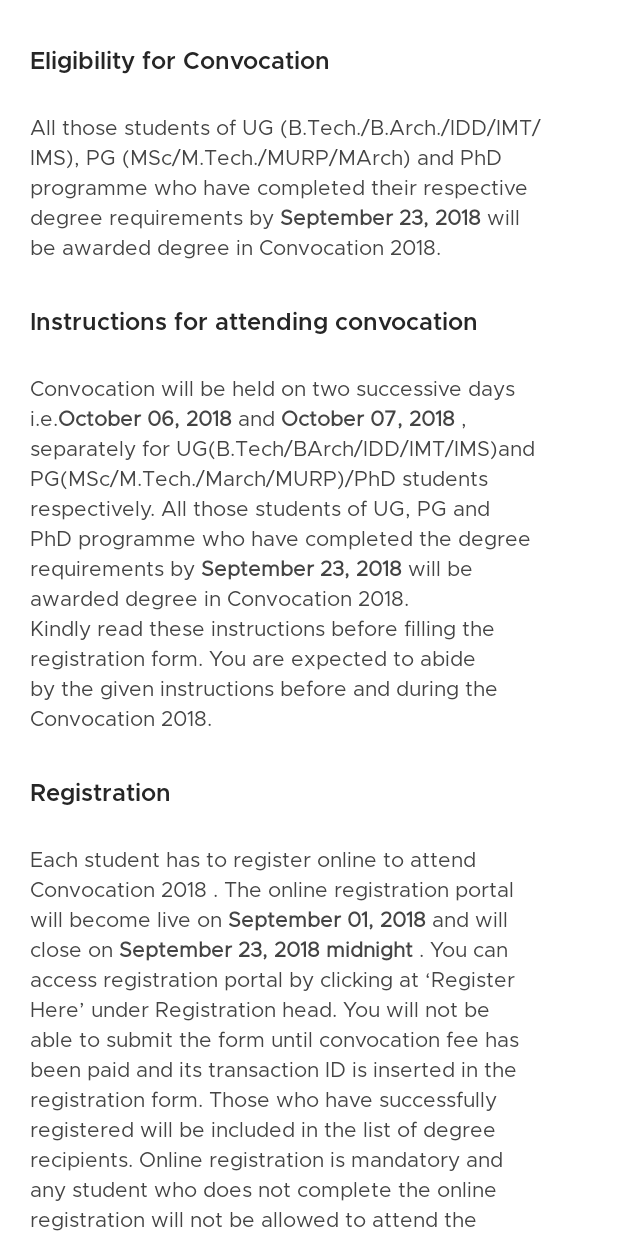
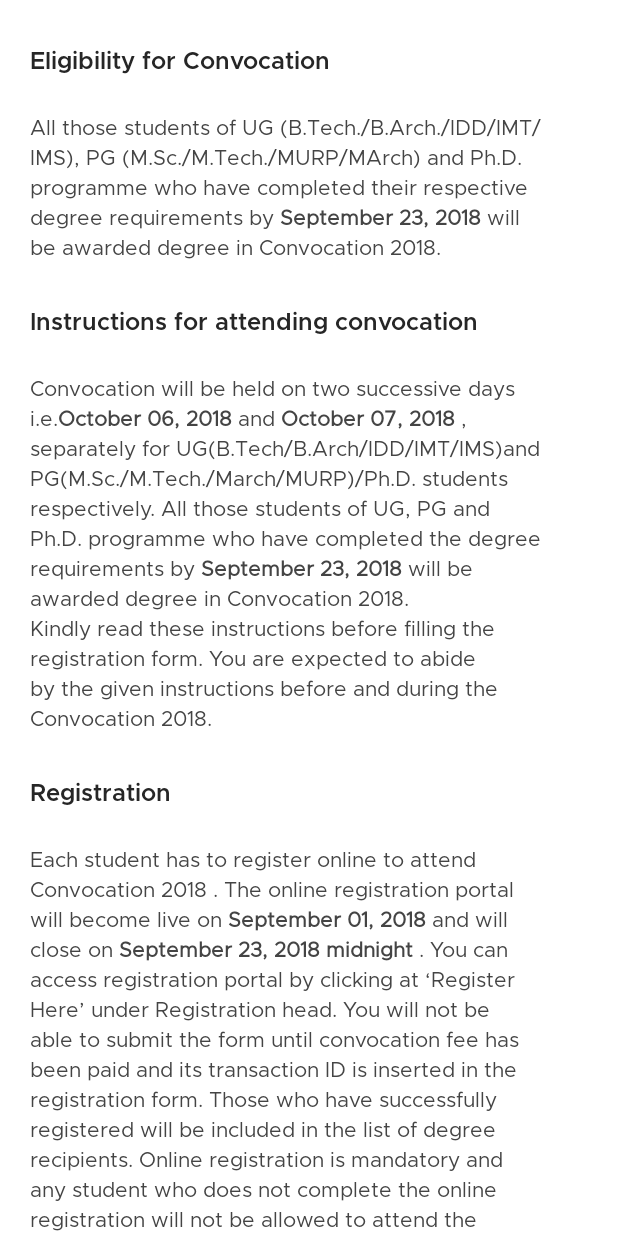
Before and after one commit to mdg-iitr/convocation-android, an Android app: the layout fragment_instructions.xml on its own in the app's theme, with its tools: preview values and no code run, on a phone screen of 412 x 824 dp. Run offline under Robolectric (Android 15) with nearby library versions, the phone set to English and light mode, and no system bars; network calls fail.

Commit message:
Updates instructions'

```diff
--- a/app/src/main/res/values/strings.xml
+++ b/app/src/main/res/values/strings.xml
@@ -17,7 +17,7 @@
     <string name="action_feedback">Feedback</string>
     <string name="B.Tech">B.Tech &amp; IDD</string>
     <string name="mTech">M.Tech</string>
-    <string name="phd">PhD</string>
+    <string name="phd">Ph.D.</string>
     <string name="management">Management</string>
     <string name="name">Name</string>
     <string name="enrollment">Enrollment No.</string>
@@ -80,10 +80,10 @@
     <string name="default_notification_channel_id">default_channel</string>
 
     <string name="instructions_eligibility_title">Eligibility for Convocation</string>
-    <string name="instructions_eligibility_body">All those students of UG (B.Tech./B.Arch./IDD/IMT/IMS), PG (MSc/M.Tech./MURP/MArch) and PhD programme who have completed their respective degree requirements by <b>September 23, 2018</b> will be awarded degree in Convocation 2018.</string>
+    <string name="instructions_eligibility_body">All those students of UG (B.Tech./B.Arch./IDD/IMT/IMS), PG (M.Sc./M.Tech./MURP/MArch) and Ph.D. programme who have completed their respective degree requirements by <b>September 23, 2018</b> will be awarded degree in Convocation 2018.</string>
 
     <string name="instructions_attending_title">Instructions for attending convocation</string>
-    <string name="instructions_attending_body">Convocation will be held on two successive days i.e.<b>October 06, 2018</b> and <b>October 07, 2018</b> , separately for UG(B.Tech/BArch/IDD/IMT/IMS)and PG(MSc/M.Tech./March/MURP)/PhD students respectively. All those students of UG, PG and PhD programme who have completed the degree requirements by <b>September 23, 2018</b> will be awarded degree in Convocation 2018.\nKindly read these instructions before filling the registration form. You are expected to abide by the given instructions before and during the Convocation 2018.</string>
+    <string name="instructions_attending_body">Convocation will be held on two successive days i.e.<b>October 06, 2018</b> and <b>October 07, 2018</b> , separately for UG(B.Tech/B.Arch/IDD/IMT/IMS)and PG(M.Sc./M.Tech./March/MURP)/Ph.D. students respectively. All those students of UG, PG and Ph.D. programme who have completed the degree requirements by <b>September 23, 2018</b> will be awarded degree in Convocation 2018.\nKindly read these instructions before filling the registration form. You are expected to abide by the given instructions before and during the Convocation 2018.</string>
 
     <string name="instructions_registration_title">Registration</string>
     <string name="instructions_registration_body">Each student has to register online to attend Convocation 2018 . The online registration portal will become live on <b>September 01, 2018</b> and will close on <b>September 23, 2018 midnight</b> . You can access registration portal by clicking at ‘Register Here’ under Registration head. You will not be able to submit the form until convocation fee has been paid and its transaction ID is inserted in the registration form. Those who have successfully registered will be included in the list of degree recipients. Online registration is mandatory and any student who does not complete the online registration will not be allowed to attend the Convocation even if he/she physically reports for the same.</string>
@@ -93,11 +93,11 @@
 
     <string name="instructions_mandatory_title">Mandatory</string>
     <string name="instructions_mandatory_body">
-        1. All UG students are expected to reach institute latest by <b>October 05, 2018</b> morning. All PG/PhD students are expected to reach institute latest by <b>October 06, 2018</b> morning.
+        1. All UG students are expected to reach institute latest by <b>October 05, 2018</b> morning. All PG/Ph.D. students are expected to reach institute latest by <b>October 06, 2018</b> morning.
         \n2. The student has to contact Convocation Reporting desk to ensure that her/his name is there in the list.
         \n3. If student has not contacted at Convocation Reporting desk during <b>09.00 am</b> and <b>12.00 noon</b> on the designated day then the respective name will be removed from the list of degree recipients irrespective of that the student has already registered and paid the convocation fee.
         \n4. Convocation dress and Anagvastra shall be collected at this time from the reporting desk.
-        \n5. Kindly note that there will not be any On-The-Spot Registration for convocation on <b>October 05-06, 2018 for UG students</b> and on <b>October 06-07, 2018 for PG/PhD students</b>.
+        \n5. Kindly note that there will not be any On-The-Spot Registration for convocation on <b>October 05-06, 2018 for UG students</b> and on <b>October 06-07, 2018 for PG/Ph.D. students</b>.
         \n6. Once confirmed, these students have to take part in Full dress rehearsal on the same day in afternoon. If you are not present during the dress rehearsal than your name will be removed from the list of degree recipients.
         \n7. All the students have to report at convocation hall on the day of convocation <b>(October 05 and 06 or 06 and 07)</b> with the defined dress code at the designated time.
         \n8. It is expected from the students that they will maintain decorum of the convocation ceremony. They will follow the instructions that will be given from time to time. They will occupy their designated seats well before time and will remain seated in the convocation hall throughout the proceedings of the ceremony.
```
